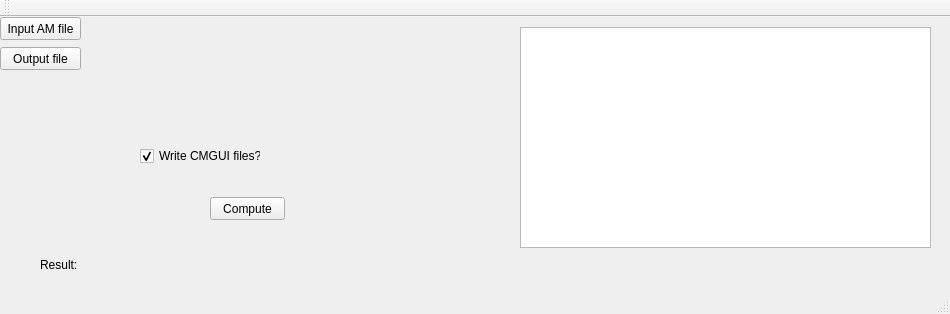
gibbogle/vessel-tools, file Qt/Translater/mainwindow.ui: the form before one commit.
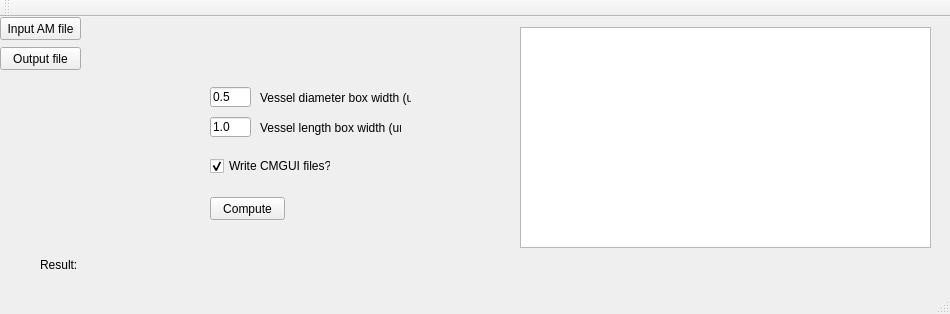
The form after the commit.

```diff
--- a/Qt/Translater/mainwindow.ui
+++ b/Qt/Translater/mainwindow.ui
@@ -118,8 +118,8 @@
    <widget class="QCheckBox" name="checkBoxCreateCmgui">
     <property name="geometry">
      <rect>
-      <x>140</x>
-      <y>130</y>
+      <x>210</x>
+      <y>140</y>
       <width>121</width>
       <height>18</height>
      </rect>
@@ -131,6 +131,58 @@
      <bool>true</bool>
     </property>
    </widget>
+   <widget class="QLineEdit" name="lineEdit_ddiam">
+    <property name="geometry">
+     <rect>
+      <x>210</x>
+      <y>70</y>
+      <width>41</width>
+      <height>20</height>
+     </rect>
+    </property>
+    <property name="text">
+     <string>0.5</string>
+    </property>
+   </widget>
+   <widget class="QLineEdit" name="lineEdit_dlen">
+    <property name="geometry">
+     <rect>
+      <x>210</x>
+      <y>100</y>
+      <width>41</width>
+      <height>20</height>
+     </rect>
+    </property>
+    <property name="text">
+     <string>1.0</string>
+    </property>
+   </widget>
+   <widget class="QLabel" name="label_ddiam">
+    <property name="geometry">
+     <rect>
+      <x>260</x>
+      <y>70</y>
+      <width>151</width>
+      <height>21</height>
+     </rect>
+    </property>
+    <property name="text">
+     <string>Vessel diameter box width (um)</string>
+    </property>
+   </widget>
+   <widget class="QLabel" name="label_dlen">
+    <property name="geometry">
+     <rect>
+      <x>260</x>
+      <y>100</y>
+      <width>141</width>
+      <height>21</height>
+     </rect>
+    </property>
+    <property name="text">
+     <string>Vessel length box width (um)</string>
+    </property>
+   </widget>
   </widget>
   <widget class="QMenuBar" name="menuBar">
    <property name="geometry">
```
